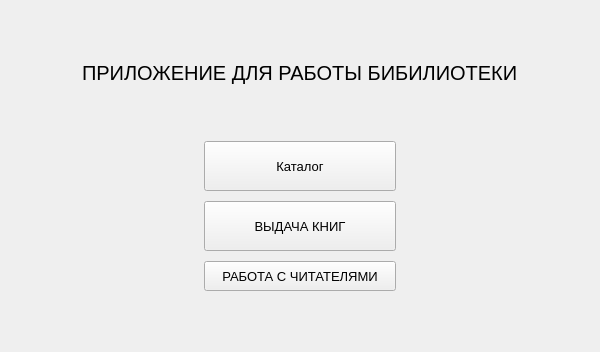
Charmpy/library-project, file main_widget.ui: the form before one commit.
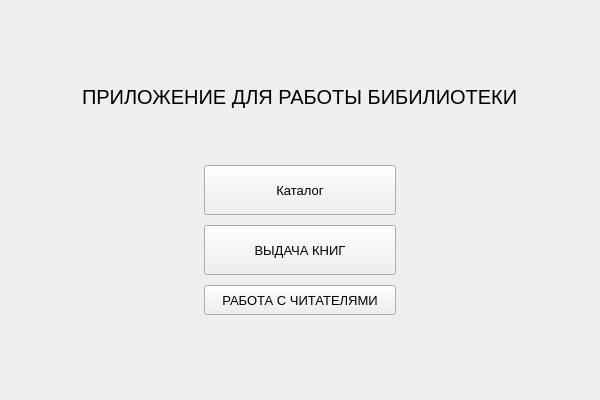
The form after the commit. Icons and pictures are not drawn.

Patch:
```diff
--- a/main_widget.ui
+++ b/main_widget.ui
@@ -7,7 +7,7 @@
     <x>0</x>
     <y>0</y>
     <width>600</width>
-    <height>352</height>
+    <height>400</height>
    </rect>
   </property>
   <property name="sizePolicy">
@@ -16,6 +16,12 @@
     <verstretch>0</verstretch>
    </sizepolicy>
   </property>
+  <property name="minimumSize">
+   <size>
+    <width>600</width>
+    <height>400</height>
+   </size>
+  </property>
   <property name="windowTitle">
    <string>Form</string>
   </property>
```
